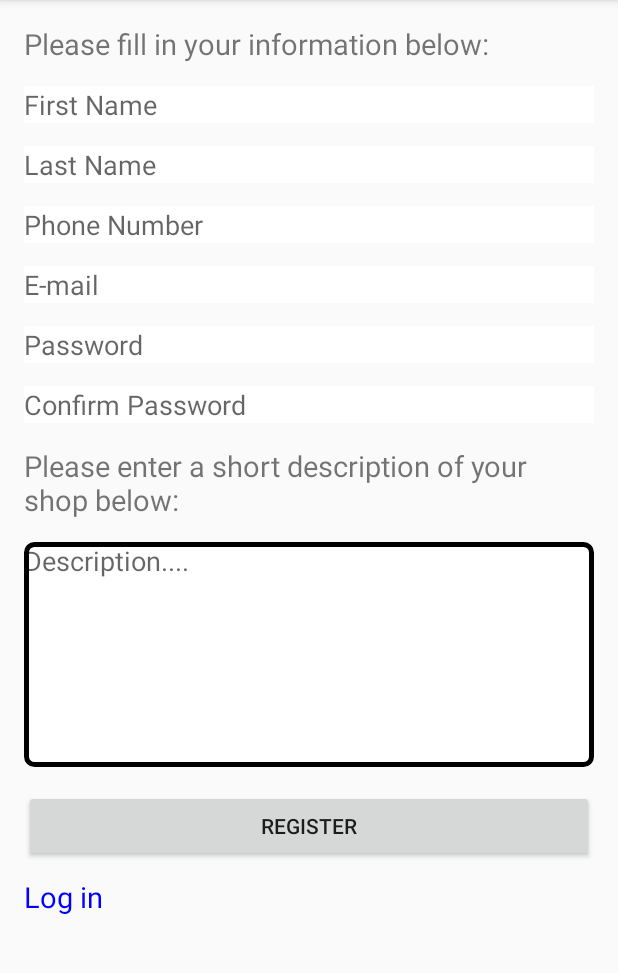
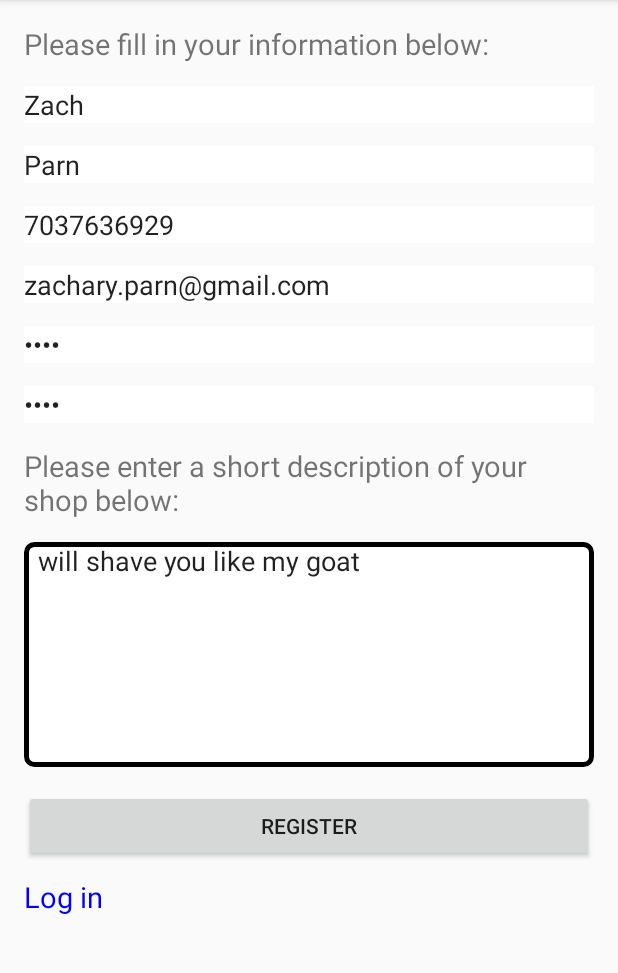
Before and after one commit to drewdawg8/BarbershopQuartet, an Android app: the ActivityBarberRegister screen opened directly, with no data from a screen before it, on a phone screen of 412 x 824 dp, the part 84-1057 px from its top. Run offline under Robolectric (Android 15) with nearby library versions, the phone set to English and light mode, and no system bars; our stand-ins replace Firebase (no records; nobody signed in at launch, a user with empty details on screens opened directly).

Commit message:
Me Zach and I making manage schedule work.

```diff
--- a/app/build.gradle
+++ b/app/build.gradle
@@ -12,6 +12,9 @@ android {
         testInstrumentationRunner "android.support.test.runner.AndroidJUnitRunner"
     }
     buildTypes {
+        debug {
+            testCoverageEnabled false
+        }
         release {
             minifyEnabled false
             proguardFiles getDefaultProguardFile('proguard-android.txt'), 'proguard-rules.pro'
--- a/app/src/main/java/com/doublea/barbershopquartet/ActivityBarberRegister.java
+++ b/app/src/main/java/com/doublea/barbershopquartet/ActivityBarberRegister.java
@@ -35,16 +35,16 @@ public class ActivityBarberRegister extends AppCompatActivity {
         super.onCreate(savedInstanceState);
         setContentView(R.layout.activity_barber_register);
         initializeVariables();
-        //testInputs();
+        testInputs();
     }
 
     private void testInputs() {
         firstName.setText("Zach");
-        lastName.setText("parn");
-        phoneNumber.setText("12345");
-        email.setText("zach@gmail.com");
-        password.setText("123wdasdsa");
-        confirmPassWord.setText("123wdasdsa");
+        lastName.setText("Parn");
+        phoneNumber.setText("7037636929");
+        email.setText("zachary.parn@gmail.com");
+        password.setText("asdf");
+        confirmPassWord.setText("asdf");
         description.setText("I will shave you like my goat");
     }
 
--- a/app/src/main/res/layout/activity_barber_register.xml
+++ b/app/src/main/res/layout/activity_barber_register.xml
@@ -43,6 +43,7 @@
                 android:layout_height="wrap_content"
                 android:hint="E-mail"
                 android:id="@+id/register_edit_text_email"
+                android:inputType=""
                 android:background="@drawable/background_txt_box"
                 android:layout_marginBottom="@dimen/edit_text_bottom_margin"/>
             <EditText
```
Also changed, not shown: app/src/main/java/com/doublea/barbershopquartet/ActivityManageSchedule.java (+9 -5 lines).
